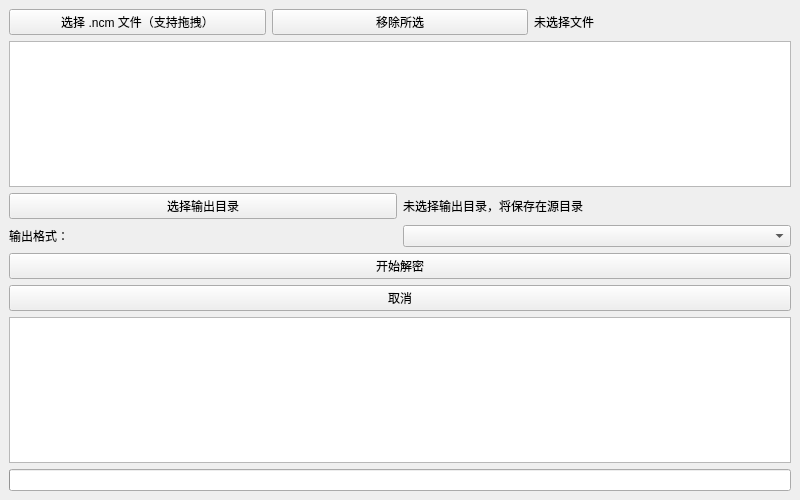
Before: the Qt Designer form MainWindow.ui in sqliu07/ncmdump_gui, drawn with Qt 5.
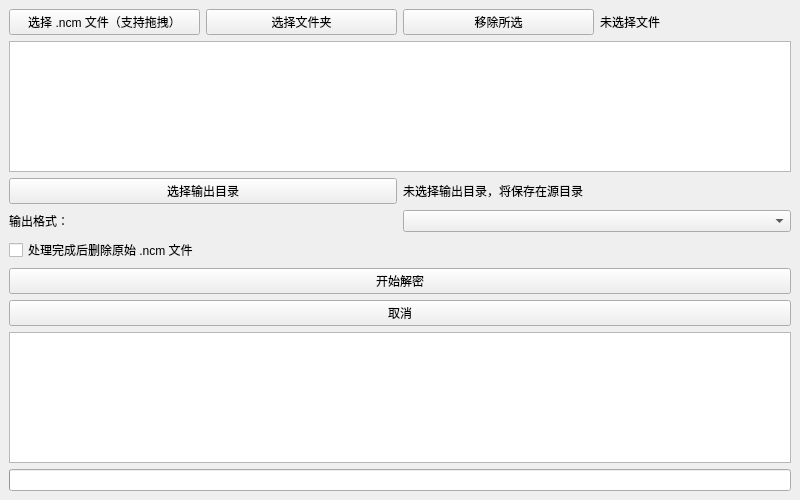
After: the same form once the commit is applied.

What changed in the file:
```diff
--- a/MainWindow.ui
+++ b/MainWindow.ui
@@ -25,6 +25,13 @@
         </property>
        </widget>
       </item>
+      <item>
+        <widget class="QPushButton" name="btnSelectFolder">
+         <property name="text">
+          <string>选择文件夹</string>
+         </property>
+        </widget>
+      </item>
       <item>
         <widget class="QPushButton" name="btnRemoveSelected">
           <property name="text">
@@ -85,6 +92,14 @@
      </layout>
     </item>
 
+    <item>
+     <widget class="QCheckBox" name="checkDeleteOriginal">
+      <property name="text">
+       <string>处理完成后删除原始 .ncm 文件</string>
+      </property>
+     </widget>
+    </item>
+
     <item>
      <widget class="QPushButton" name="btnStart">
       <property name="text">
```
